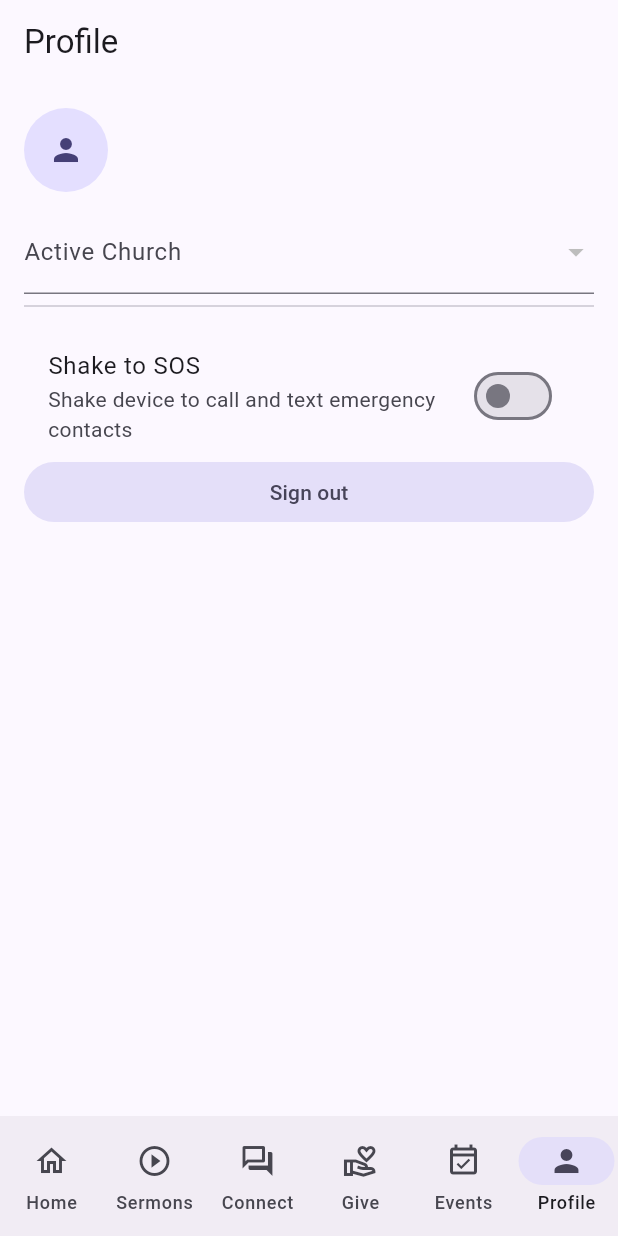
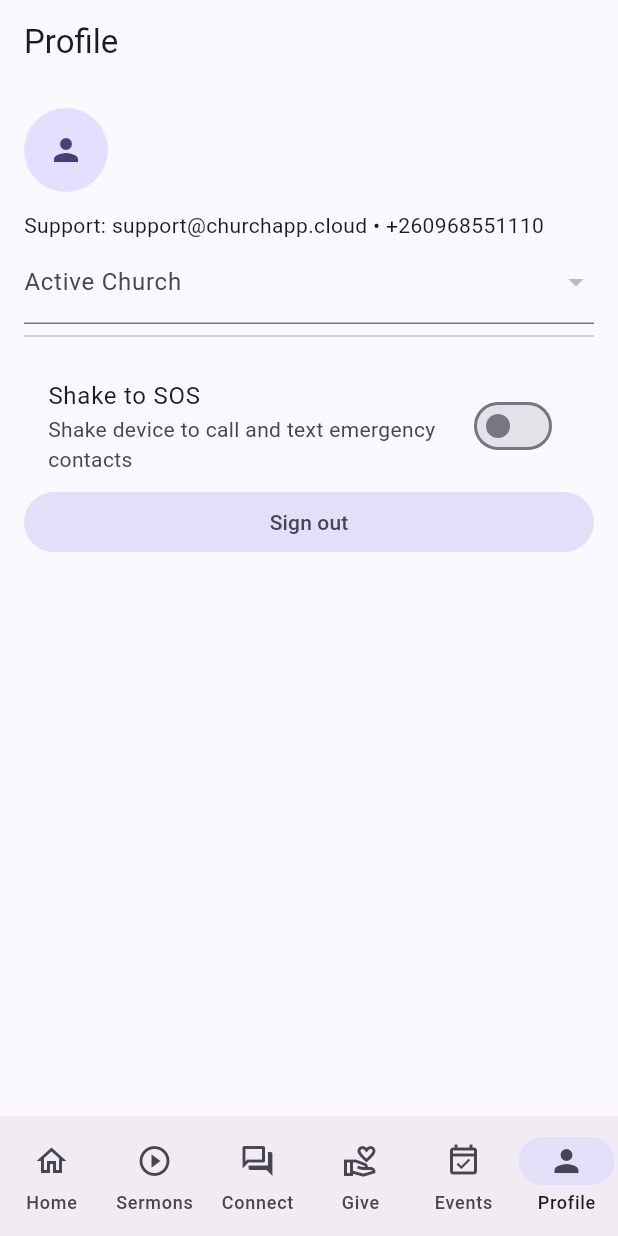
Before and after one commit to zibaapps/ChurchOnApp, a Flutter app: the HomeShell screen opened by its route, item 6 of the bottom bar chosen, on a phone screen of 412 x 824 dp. Run offline on Flutter 3.47's test engine with Material 3 defaults, Android fonts, the phone set to English and light mode, and no system bars; our stand-ins replace cloud_firestore, csv, dio, equatable, firebase_auth, firebase_core and 10 more; missing offline and left inert: dart:html, mobile_scanner, model_viewer_plus; accounts and stored records are empty.

Commit message:
Checkpoint before follow-up message
Co-authored-by: zibaapps <zibaapps@gmail.com>

```diff
--- /dev/null
+++ b/church_on_app/lib/common/providers/config_providers.dart
@@ -0,0 +1,25 @@
+import 'package:flutter_riverpod/flutter_riverpod.dart';
+import 'package:cloud_firestore/cloud_firestore.dart';
+
+final appConfigStreamProvider = StreamProvider<Map<String, dynamic>?>((ref) {
+  return FirebaseFirestore.instance.collection('app_config').doc('general').snapshots().map((d) => d.data());
+});
+
+final supportEmailProvider = Provider<String>((ref) {
+  final data = ref.watch(appConfigStreamProvider).valueOrNull;
+  return (data?['supportEmail'] as String?) ?? 'support@churchapp.cloud';
+});
+
+final supportPhoneProvider = Provider<String>((ref) {
+  final data = ref.watch(appConfigStreamProvider).valueOrNull;
+  return (data?['supportPhone'] as String?) ?? '+260968551110';
+});
+
+final domainProvider = Provider<String>((ref) {
+  final data = ref.watch(appConfigStreamProvider).valueOrNull;
+  return (data?['domain'] as String?) ?? 'churchapp.cloud';
+});
+
+final zipModeEnabledProvider = StreamProvider.family<bool, String>((ref, churchId) {
+  return FirebaseFirestore.instance.collection('churches').doc(churchId).snapshots().map((d) => (d.data()?['zipMode']?['enabled'] as bool?) ?? false);
+});
--- a/church_on_app/lib/common/widgets/home_shell.dart
+++ b/church_on_app/lib/common/widgets/home_shell.dart
@@ -1,5 +1,8 @@
 import 'package:flutter/material.dart';
+import 'package:flutter_riverpod/flutter_riverpod.dart';
 
+import '../providers/tenant_providers.dart';
+import '../providers/config_providers.dart';
 import '../../features/home/home_tab.dart';
 import '../../features/sermons/sermons_tab.dart';
 import '../../features/connect/connect_tab.dart';
@@ -7,14 +10,14 @@ import '../../features/give/give_tab.dart';
 import '../../features/events/events_tab.dart';
 import '../../features/profile/profile_tab.dart';
 
-class HomeShell extends StatefulWidget {
+class HomeShell extends ConsumerStatefulWidget {
   const HomeShell({super.key});
 
   @override
-  State<HomeShell> createState() => _HomeShellState();
+  ConsumerState<HomeShell> createState() => _HomeShellState();
 }
 
-class _HomeShellState extends State<HomeShell> {
+class _HomeShellState extends ConsumerState<HomeShell> {
   int _currentIndex = 0;
 
   final List<Widget> _tabs = const [
@@ -28,10 +31,43 @@ class _HomeShellState extends State<HomeShell> {
 
   @override
   Widget build(BuildContext context) {
+    final churchId = ref.watch(activeChurchIdProvider);
+    final zip = churchId == null ? const AsyncValue<bool>.data(false) : ref.watch(zipModeEnabledProvider(churchId));
+    final locked = zip.valueOrNull == true;
+
     return Scaffold(
-      body: IndexedStack(
-        index: _currentIndex,
-        children: _tabs,
+      body: Stack(
+        children: [
+          AbsorbPointer(
+            absorbing: locked,
+            child: IndexedStack(
+              index: _currentIndex,
+              children: _tabs,
+            ),
+          ),
+          if (locked)
+            Positioned(
+              left: 0,
+              right: 0,
+              top: 0,
+              child: Material(
+                color: Colors.amber.shade700,
+                child: SafeArea(
+                  bottom: false,
+                  child: Padding(
+                    padding: const EdgeInsets.all(12),
+                    child: Row(
+                      children: [
+                        const Icon(Icons.lock, color: Colors.black),
+                        const SizedBox(width: 8),
+                        const Expanded(child: Text('Zip Mode is active. App access is temporarily restricted for safety.', style: TextStyle(color: Colors.black))),
+                      ],
+                    ),
+                  ),
+                ),
+              ),
+            ),
+        ],
       ),
       bottomNavigationBar: NavigationBar(
         selectedIndex: _currentIndex,
--- a/church_on_app/lib/features/profile/profile_tab.dart
+++ b/church_on_app/lib/features/profile/profile_tab.dart
@@ -4,6 +4,7 @@ import 'package:go_router/go_router.dart';
 
 import '../../common/providers/auth_providers.dart';
 import '../../common/providers/tenant_providers.dart';
+import '../../common/providers/config_providers.dart';
 import '../../common/services/security_service.dart';
 
 class ProfileTab extends ConsumerWidget {
@@ -50,6 +51,7 @@ class ProfileTab extends ConsumerWidget {
                   ],
                 ),
                 const SizedBox(height: 12),
+                Text('Support: ${ref.watch(supportEmailProvider)} • ${ref.watch(supportPhoneProvider)}'),
                 DropdownButtonFormField<String>(
                   value: activeChurchId,
                   items: [
```
Also changed, not shown: 1 other file.
